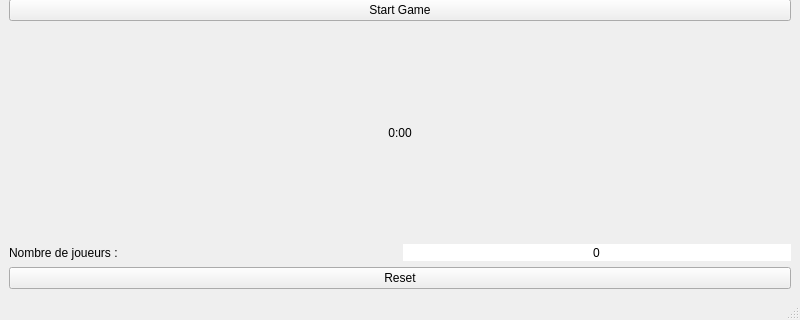
The window that Engine/window.ui (Douraid-BEN-HASSEN/ar_course) describes before a commit, drawn with Qt 5; both pictures show x 0 to 800 and y 280 to 600 of the 800 by 600 pixel window.
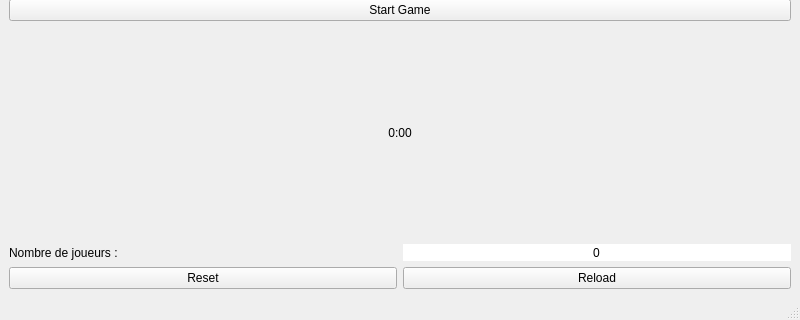
The same window after the commit.

```diff
--- a/Engine/window.ui
+++ b/Engine/window.ui
@@ -114,11 +114,22 @@
        </layout>
       </item>
       <item>
+       <layout class="QHBoxLayout" name="horizontalLayout_5">
+        <item>
        <widget class="QPushButton" name="pushButton_reset">
         <property name="text">
          <string>Reset</string>
         </property>
        </widget>
+        </item>
+        <item>
+         <widget class="QPushButton" name="pushButton_reload">
+          <property name="text">
+           <string>Reload</string>
+          </property>
+         </widget>
+        </item>
+       </layout>
       </item>
      </layout>
     </item>
```
Lines whose indentation alone changed are shown as unchanged.
